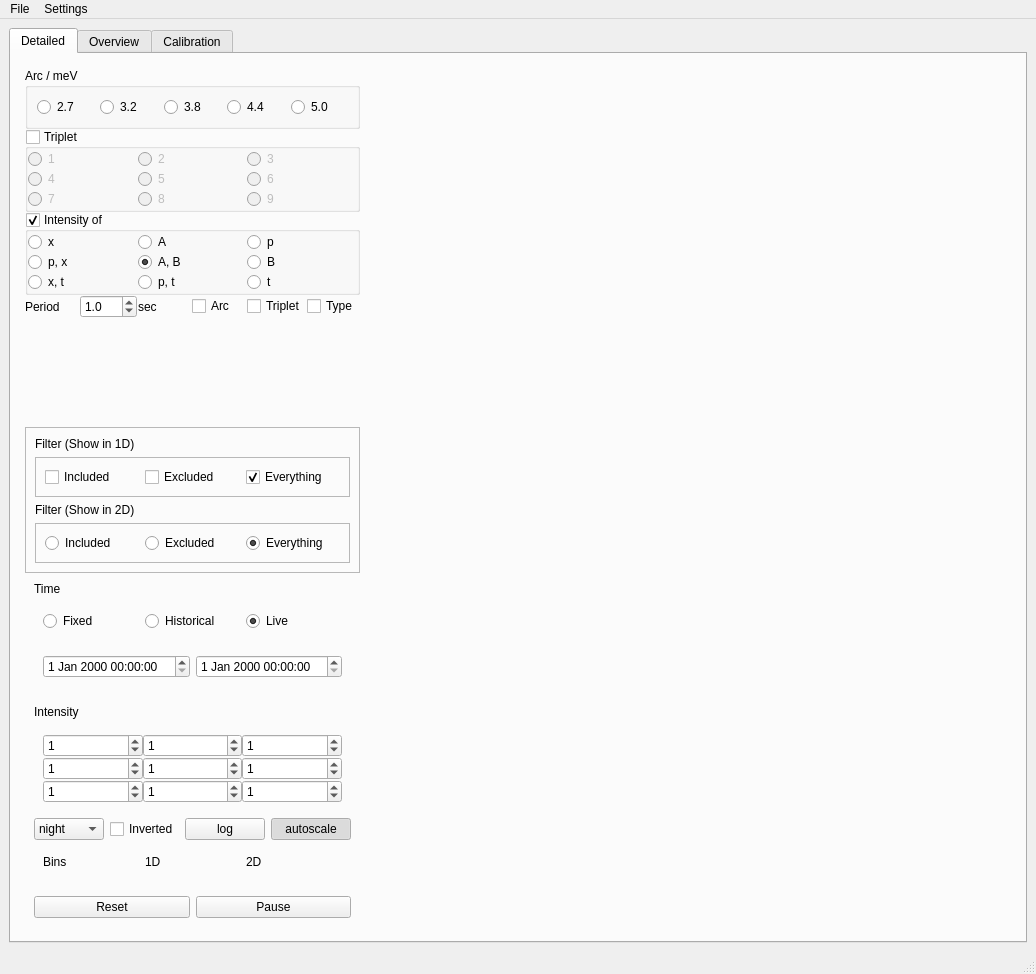
The window that src/fylgje/fylgje_window.ui (g5t/daqlite) describes before a commit, drawn with Qt 5.
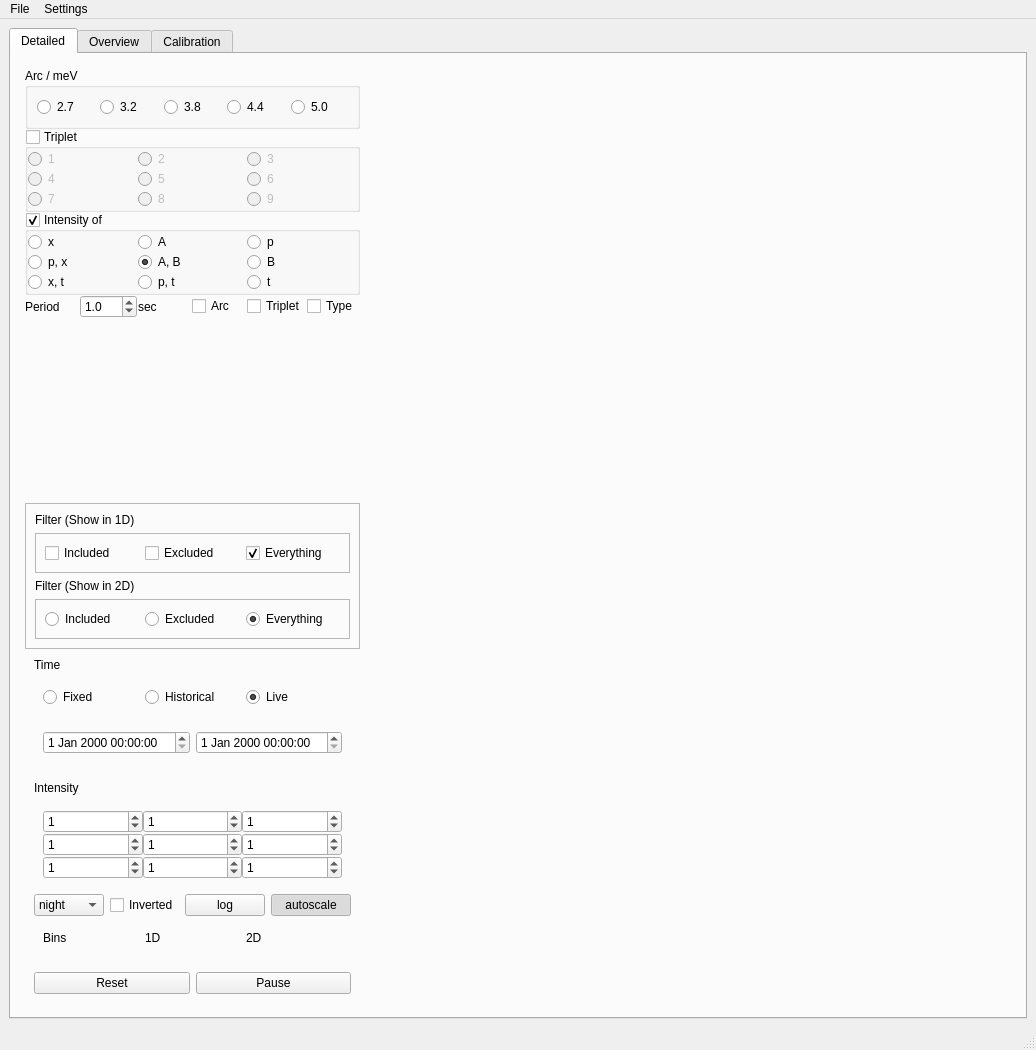
The same window after the commit.

What changed in the file:
```diff
--- a/src/fylgje/fylgje_window.ui
+++ b/src/fylgje/fylgje_window.ui
@@ -10,7 +10,7 @@
     <x>0</x>
     <y>0</y>
     <width>1036</width>
-    <height>974</height>
+    <height>1050</height>
    </rect>
   </property>
   <property name="windowTitle">
```
Left out of the diff: 12 changed lines with no effect on the pictures.
